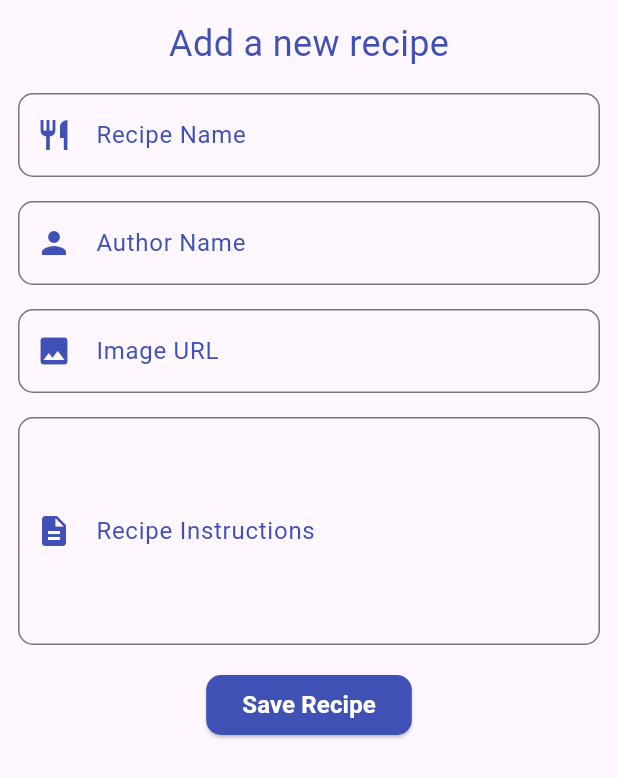
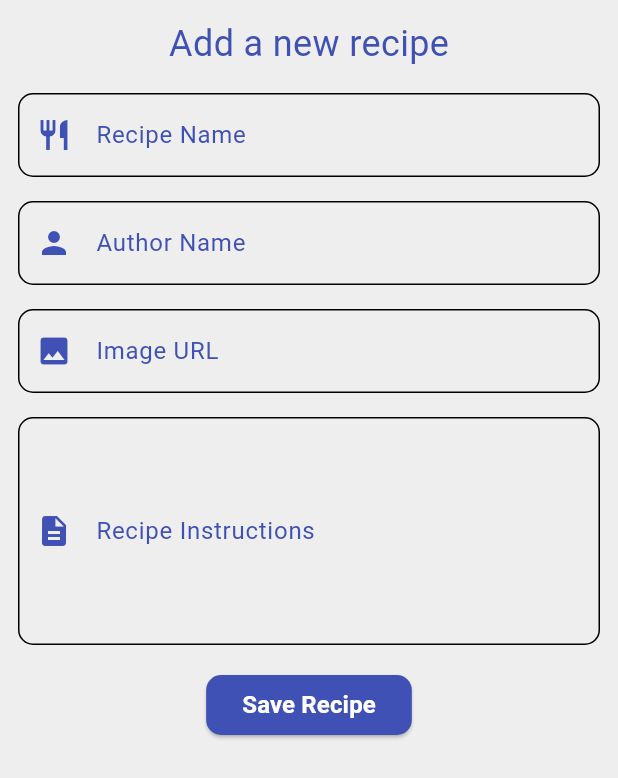
Before and after one commit to RickyBv1/recipe_book_flutter, a Flutter app: the RecipeForm widget shown alone on an empty page, opened directly, on a phone screen of 412 x 824 dp. Shown: the top 778 px of the screen. Run offline on Flutter 3.47's test engine with Material 3 defaults, Android fonts, the light colour scheme and no system bars; network calls fail.

Commit message:
Implement theming across the app: add light and dark mode themes, update UI components to use theme colors for backgrounds, cards, and text styles, enhancing visual consistency and user experience.

```diff
--- a/lib/screens/home_screen.dart
+++ b/lib/screens/home_screen.dart
@@ -16,7 +16,7 @@
     recipesProvider.FetchRecipes();
 
     return Scaffold(
-      backgroundColor: Colors.white,
+      backgroundColor: Theme.of(context).colorScheme.surface,
       body: Consumer<RecipesProvider>(
         builder: (context, provider, child) {
           if (provider.isLoading) {
@@ -34,7 +34,7 @@
         },
       ),
       floatingActionButton: FloatingActionButton(
-        backgroundColor: Colors.indigoAccent,
+        backgroundColor: Theme.of(context).colorScheme.primary,
         child: Icon(Icons.add, color: Colors.white),
         onPressed: () {
           _showButton(context);
@@ -76,6 +76,7 @@
           width: MediaQuery.of(context).size.width,
           height: 125,
           child: Card(
+            color: Theme.of(context).colorScheme.surfaceContainer,
             child: Row(
               children: <Widget>[
                 SizedBox(
@@ -96,7 +97,11 @@
                       style: TextStyle(fontSize: 16, fontFamily: 'Roboto'),
                     ),
                     SizedBox(height: 4),
-                    Container(height: 2, width: 75, color: Colors.indigo),
+                    Container(
+                      height: 2,
+                      width: 75,
+                      color: Theme.of(context).colorScheme.primary,
+                    ),
                     Text(
                       'By: ${recipe.author}',
                       style: TextStyle(fontFamily: 'Roboto'),
@@ -134,12 +139,19 @@
           children: <Widget>[
             Text(
               'Add a new recipe',
-              style: TextStyle(color: Colors.indigo, fontSize: 24),
+              style: TextStyle(
+                color: Theme.of(context).colorScheme.primary,
+                fontSize: 24,
+              ),
             ),
             SizedBox(height: 16),
             _buildTextField(
+              context: context,
               label: 'Recipe Name',
-              prefixIcon: Icon(Icons.restaurant, color: Colors.indigo),
+              prefixIcon: Icon(
+                Icons.restaurant,
+                color: Theme.of(context).colorScheme.primary,
+              ),
               controller: recipeName,
               validator: (value) {
                 if (value == null || value.isEmpty) {
@@ -150,8 +162,12 @@
             ),
             SizedBox(height: 16),
             _buildTextField(
+              context: context,
               label: 'Author Name',
-              prefixIcon: Icon(Icons.person, color: Colors.indigo),
+              prefixIcon: Icon(
+                Icons.person,
+                color: Theme.of(context).colorScheme.primary,
+              ),
               controller: authorName,
               validator: (value) {
                 if (value == null || value.isEmpty) {
@@ -162,8 +178,12 @@
             ),
             SizedBox(height: 16),
             _buildTextField(
+              context: context,
               label: 'Image URL',
-              prefixIcon: Icon(Icons.image, color: Colors.indigo),
+              prefixIcon: Icon(
+                Icons.image,
+                color: Theme.of(context).colorScheme.primary,
+              ),
               controller: imageUrl,
               validator: (value) {
                 if (value == null || value.isEmpty) {
@@ -174,8 +194,12 @@
             ),
             SizedBox(height: 16),
             _buildTextField(
+              context: context,
               label: 'Recipe Instructions',
-              prefixIcon: Icon(Icons.description, color: Colors.indigo),
+              prefixIcon: Icon(
+                Icons.description,
+                color: Theme.of(context).colorScheme.primary,
+              ),
               controller: recipeInstructions,
               validator: (value) {
                 if (value == null || value.isEmpty) {
@@ -194,7 +218,7 @@
                   }
                 },
                 style: ElevatedButton.styleFrom(
-                  backgroundColor: Colors.indigo,
+                  backgroundColor: Theme.of(context).colorScheme.primary,
                   shape: RoundedRectangleBorder(
                     borderRadius: BorderRadius.circular(10),
                   ),
@@ -221,14 +245,21 @@
     required TextEditingController controller,
     required String? Function(String?) validator,
     int maxLines = 1,
+    required BuildContext context,
   }) {
     return TextFormField(
       decoration: InputDecoration(
         labelText: label,
-        labelStyle: TextStyle(color: Colors.indigo, fontFamily: 'Roboto'),
+        labelStyle: TextStyle(
+          color: Theme.of(context).colorScheme.primary,
+          fontFamily: 'Roboto',
+        ),
         border: OutlineInputBorder(borderRadius: BorderRadius.circular(10)),
         focusedBorder: OutlineInputBorder(
-          borderSide: BorderSide(color: Colors.indigo, width: 1),
+          borderSide: BorderSide(
+            color: Theme.of(context).colorScheme.primary,
+            width: 1,
+          ),
           borderRadius: BorderRadius.circular(10),
         ),
         prefixIcon: prefixIcon,
--- a/lib/screens/recipe_detail.dart
+++ b/lib/screens/recipe_detail.dart
@@ -34,7 +34,7 @@
             fontSize: 24,
           ),
         ),
-        backgroundColor: Colors.indigo,
+        backgroundColor: Theme.of(context).colorScheme.primary,
         leading: IconButton(
           icon: Icon(Icons.arrow_back, color: Colors.white),
           onPressed: () {
--- /dev/null
+++ b/lib/theme/theme.dart
@@ -0,0 +1,19 @@
+import 'package:flutter/material.dart';
+
+ThemeData lightMode = ThemeData(
+  brightness: Brightness.light,
+  colorScheme: ColorScheme.light(
+    surface: Colors.grey.shade200,
+    primary: Colors.indigo.shade500,
+    surfaceContainer: Colors.grey.shade100,
+  ),
+);
+
+ThemeData darkMode = ThemeData(
+  brightness: Brightness.dark,
+  colorScheme: ColorScheme.dark(
+    surface: Colors.grey.shade900,
+    primary: Colors.indigo.shade800,
+    surfaceContainer: Colors.grey.shade800,
+  ),
+);
```
Also changed, not shown: lib/main.dart (+6 -3 lines), lib/screens/favorite_recipes_screen.dart (+40 -4 lines).
